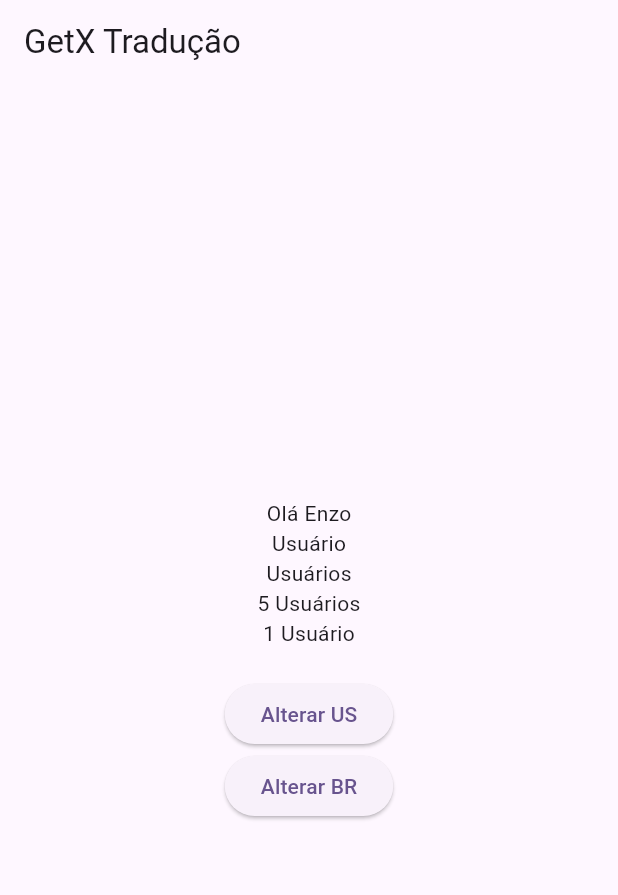
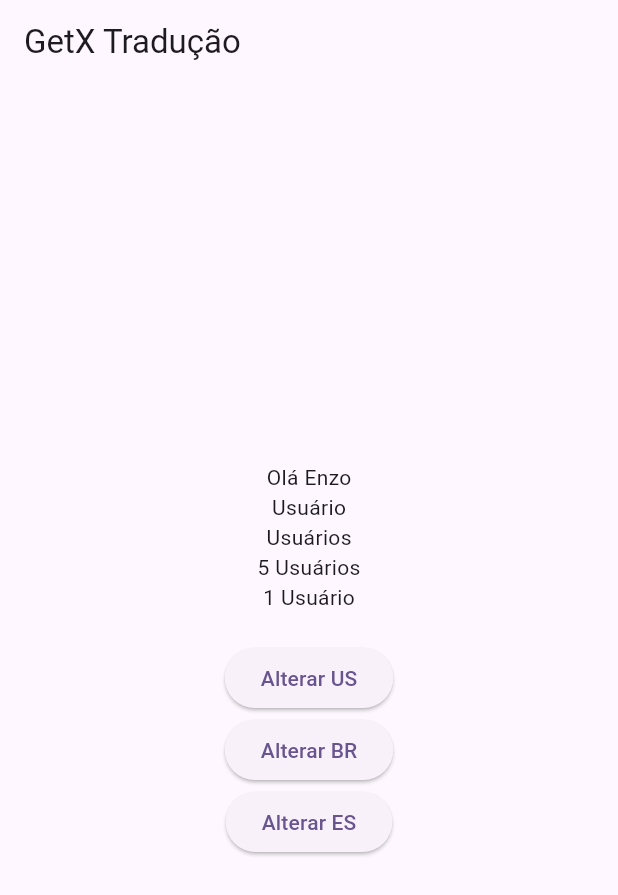
Before and after one commit to enzozami/flutter-get_translate-study, a Flutter app: the screen it shows after launch, after a tap on "Alterar BR", on a phone screen of 412 x 824 dp. Shown: the top 895 px of the screen. Run offline on Flutter 3.47's test engine with Material 3 defaults, Android fonts, the phone set to English and light mode, and no system bars; our stand-ins replace get.

```diff
--- a/lib/core/translation/translation_keys.dart
+++ b/lib/core/translation/translation_keys.dart
@@ -1,3 +1,6 @@
+import 'dart:convert';
+
+import 'package:flutter/services.dart';
 import 'package:get/get.dart';
 
 enum TranslateKey {
@@ -35,23 +38,26 @@ enum TranslateKey {
 }
 
 class TranslationKeys extends Translations {
+  var ptKeys = <String, String>{};
+  var enKeys = <String, String>{};
+  var esKeys = <String, String>{};
+
+  Future<void> load() async {
+    ptKeys = Map<String, String>.from(
+      jsonDecode(await rootBundle.loadString('assets/locale/pt.json')),
+    );
+    enKeys = Map<String, String>.from(
+      jsonDecode(await rootBundle.loadString('assets/locale/en.json')),
+    );
+    esKeys = Map<String, String>.from(
+      jsonDecode(await rootBundle.loadString('assets/locale/es.json')),
+    );
+  }
+
   @override
   Map<String, Map<String, String>> get keys => {
-        'en_US': {
-          'title_app': 'GetX Translate',
-          'welcome': 'Hello @name',
-          'user_list_title_simple': 'User',
-          'user_list_title_simple_plural': 'Users',
-          'user_list_title': '@total User',
-          'user_list_title_plural': '@total Users'
-        },
-        'pt_BR': {
-          'title_app': 'GetX Tradução',
-          'welcome': 'Olá @name',
-          'user_list_title_simple': 'Usuário',
-          'user_list_title_simple_plural': 'Usuários',
-          'user_list_title': '@total Usuário',
-          'user_list_title_plural': '@total Usuários'
-        },
+        'en_US': enKeys,
+        'pt_BR': ptKeys,
+        'es_ES': esKeys,
       };
 }
--- a/lib/main.dart
+++ b/lib/main.dart
@@ -3,7 +3,12 @@ import 'package:get_translate/core/translation/translation_keys.dart';
 import 'package:get_translate/pages/home_page.dart';
 import 'package:get/get.dart';
 
-void main() {
+late TranslationKeys translationKeys;
+
+Future<void> main() async {
+  WidgetsFlutterBinding.ensureInitialized();
+  translationKeys = TranslationKeys();
+  await translationKeys.load();
   runApp(const MyApp());
 }
 
@@ -13,7 +18,7 @@ class MyApp extends StatelessWidget {
   Widget build(BuildContext context) {
     return GetMaterialApp(
       title: 'Flutter Demo',
-      translations: TranslationKeys(),
+      translations: translationKeys,
       // locale: Locale('pt', 'BR'),
       locale: Locale('en', 'US'),
       fallbackLocale: Locale('pt', 'BR'),
--- a/lib/pages/home_page.dart
+++ b/lib/pages/home_page.dart
@@ -41,12 +41,20 @@ class HomePage extends StatelessWidget {
               onPressed: () {
                 Get.updateLocale(Locale('en', 'US'));
               },
-                child: Text('Alterar US')),
+              child: Text('Alterar US'),
+            ),
             ElevatedButton(
               onPressed: () {
                 Get.updateLocale(Locale('pt', 'BR'));
               },
-                child: Text('Alterar BR')),
+              child: Text('Alterar BR'),
+            ),
+            ElevatedButton(
+              onPressed: () {
+                Get.updateLocale(Locale('es', 'ES'));
+              },
+              child: Text('Alterar ES'),
+            ),
           ],
         ),
       ),
--- a/pubspec.yaml
+++ b/pubspec.yaml
@@ -59,7 +59,8 @@ flutter:
   uses-material-design: true
 
   # To add assets to your application, add an assets section, like this:
-  # assets:
+  assets:
+    - assets/locale/
   #   - images/a_dot_burr.jpeg
   #   - images/a_dot_ham.jpeg
 
```
Also changed, not shown: assets/locale/en.json (added, +8 -0 lines), assets/locale/es.json (added, +8 -0 lines), assets/locale/pt.json (added, +8 -0 lines). Lines whose indentation alone changed are shown as unchanged.
